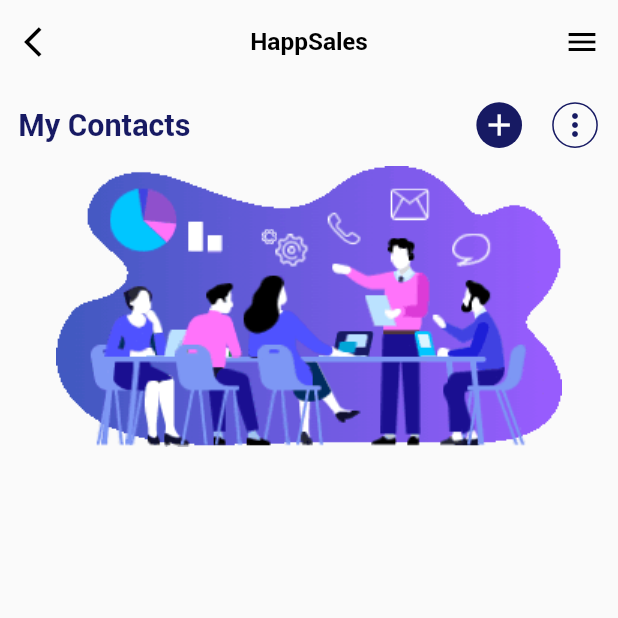
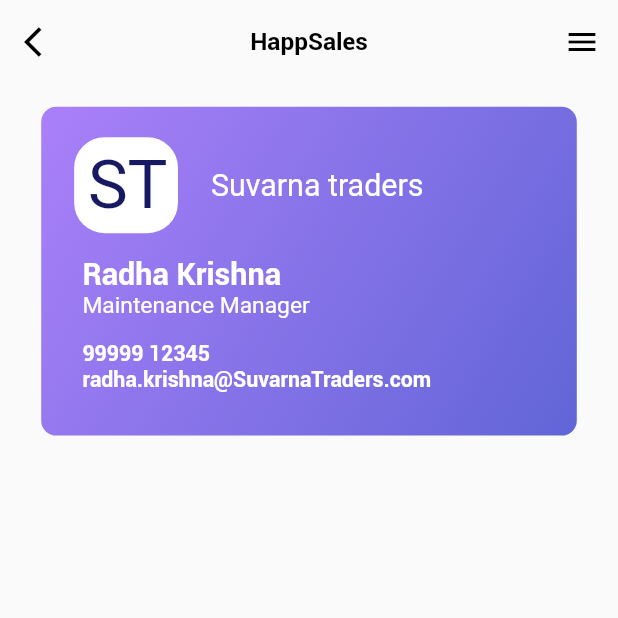
Before and after one commit to codewithjaspreet/happsales, a Flutter app: the screen it shows after launch, on a phone screen of 412 x 824 dp, the top half of it. Run offline on Flutter 3.47's test engine with Material 2 defaults, Android fonts, the phone set to English and light mode, and no system bars; our stand-ins replace awesome_dialog, bubble_tab_indicator, dio, dropdown_button2, flutter_screenutil, get and 4 more; accounts and stored records are empty; project files that could hold a hidden picture were left out.

Commit message:
detailing

```diff
--- a/lib/main.dart
+++ b/lib/main.dart
@@ -1,8 +1,10 @@
 import 'package:flutter/material.dart';
 import 'package:flutter_screenutil/flutter_screenutil.dart';
 import 'package:get/get_navigation/src/root/get_material_app.dart';
+import 'package:happsales_crm/view/menu/items/contacts/Details.dart';
 import 'package:happsales_crm/view/menu/items/contacts/add_contact.dart';
 import 'package:happsales_crm/view/menu/items/contacts/contact.dart';
+import 'package:happsales_crm/view/onboarding/splash_screen.dart';
 void main() {
   runApp(const MyApp());
 }
@@ -20,7 +22,7 @@
       builder: (context, a) {
         return   GetMaterialApp(
           debugShowCheckedModeBanner: false,
-          home: ContactPage(),
+          home: ContactDetails(),
         );
       },
     );
--- /dev/null
+++ b/lib/view/menu/items/contacts/Details.dart
@@ -0,0 +1,112 @@
+import 'package:flutter/cupertino.dart';
+import 'package:flutter/material.dart';
+import 'package:flutter_screenutil/flutter_screenutil.dart';
+import 'package:happsales_crm/utils/color.dart';
+import 'package:happsales_crm/view/menu/items/contacts/widgets/CustomAppBar.dart';
+
+class ContactDetails extends StatelessWidget {
+  const ContactDetails({Key? key}) : super(key: key);
+
+  @override
+  Widget build(BuildContext context) {
+    return Scaffold(
+      appBar: CustomAppBar(context),
+
+      body: Column(
+        children: [
+
+          Column(
+            mainAxisAlignment: MainAxisAlignment.start,
+            children: [
+              Container(
+                margin: EdgeInsets.symmetric(horizontal: 25.w,vertical: 15.h),
+
+                child: Column(
+                  crossAxisAlignment: CrossAxisAlignment.start,
+                  children: [
+                    Container(
+                      margin: EdgeInsets.only(top: 20.h , left: 20.w),
+                      child: Row(
+                        children: [
+                          Container(
+
+                            width: 63.w,
+                            height: 63.h,
+                            decoration: BoxDecoration(
+                              borderRadius: BorderRadius.circular(20.r),
+                              color: Colors.white,
+
+                            ),
+
+                            child: Container(
+                              margin: EdgeInsets.only(left: 2.w),
+                              child: Center(
+                                child: Text("ST",style: TextStyle(color: AppColors.primaryColor,fontSize: 44.sp),),
+                              ),
+                            ),
+                          ),
+                          Container(
+                            margin: EdgeInsets.only(left: 20.w),
+                            child:  Text("Suvarna traders",style: TextStyle(color: Colors.white,fontSize: 20.sp),),
+                          ),
+
+                        ],
+                      ),
+
+                    ),
+
+                    Container(
+                      margin: EdgeInsets.only(top: 15.h , left: 25.w),
+                      child: Column(
+                        crossAxisAlignment: CrossAxisAlignment.start,
+                        children: [
+                          Container(
+                            child: Text("Radha Krishna",style: TextStyle(color: Colors.white,fontSize: 20.sp,fontFamily: "roboto_bold"),),
+                          ),
+                          Container(
+                            child: Text("Maintenance Manager",style: TextStyle(color: Colors.white,fontSize: 15.sp),),
+                          ),
+                        ]
+                      ),
+                    ),
+
+                   Container(
+                      margin: EdgeInsets.only(top: 15.h , left: 25.w),
+                     child: Column(
+                       crossAxisAlignment: CrossAxisAlignment.start,
+                       children: [
+                         Container(
+                           child: Text("99999 12345",style: TextStyle(color: Colors.white,fontSize: 14.sp ,fontFamily: "roboto_bold"),),
+                         ),
+                         Container(
+                           child: Text("radha.krishna@SuvarnaTraders.com",style: TextStyle(color: Colors.white,fontSize: 14.sp ,fontFamily: "roboto_bold"),),
+                         ),
+                       ],
+                     ),
+                   )
+                  ],
+                ),
+                width: 337.w,
+                height: 216.h,
+                decoration: BoxDecoration(
+                    borderRadius: BorderRadius.circular(10.r),
+                  gradient: LinearGradient(
+                    begin: Alignment.topLeft,
+                    end: Alignment.bottomRight,
+                    colors: [
+                      Color(0xffAA80F9),
+                      Color(0xff6165D7),
+                    ],
+                  )
+
+
+
+                ),
+              ),
+            ],
+          )
+        ],
+      ),
+    );
+  }
+}
--- a/lib/view/menu/items/contacts/add_contact.dart
+++ b/lib/view/menu/items/contacts/add_contact.dart
@@ -6,6 +6,7 @@
 import 'package:get/get_core/src/get_main.dart';
 import 'package:happsales_crm/view/menu/items/contacts/widgets/AlertBox.dart';
 import 'package:happsales_crm/view/menu/items/contacts/widgets/BusinessCard.dart';
+import 'package:happsales_crm/view/menu/items/contacts/widgets/CustomAppBar.dart';
 import 'package:happsales_crm/view/menu/items/contacts/widgets/DropDown.dart';
 import 'package:happsales_crm/view/menu/items/contacts/widgets/DropDownInput.dart';
 import 'package:happsales_crm/view/menu/items/contacts/widgets/HDivider.dart';
@@ -22,36 +23,7 @@
   @override
   Widget build(BuildContext context) {
     return Scaffold(
-      appBar: AppBar(
-        elevation: 0,
-        backgroundColor: Colors.transparent,
-        title: Text(
-          "HappSales",
-          style: TextStyle(
-              color: Colors.black, fontSize: 16.sp, fontFamily: 'roboto_bold'),
-        ),
-        centerTitle: true,
-        leading: IconButton(
-          icon: const Icon(
-            Icons.arrow_back_ios,
-            color: Colors.black,
-          ),
-          onPressed: () {
-            Navigator.pop(context);
-          },
-        ),
-        actions: [
-          IconButton(
-            onPressed: () {
-              Get.to(() => Menu());
-            },
-            icon: const Icon(
-              Icons.menu,
-              color: Colors.black,
-            ),
-          ),
-        ],
-      ),
+      appBar: CustomAppBar(context),
 
       body:  SingleChildScrollView(
         child: Column(
@@ -136,6 +108,7 @@
       )
     );
   }
+
 
 
 }
--- a/lib/view/menu/items/contacts/contact.dart
+++ b/lib/view/menu/items/contacts/contact.dart
@@ -5,6 +5,8 @@
 import 'package:happsales_crm/view/menu/items/contacts/widgets/ContactRow.dart';
 import 'package:happsales_crm/view/menu/items/contacts/widgets/HelperRow.dart';
 import 'package:happsales_crm/viewmodels/contact_view_model.dart';
+
+import '../../menu.dart';
 
 class ContactPage extends StatefulWidget {
   @override
@@ -46,7 +48,9 @@
         ),
         actions: [
           IconButton(
-            onPressed: () {},
+            onPressed: () {
+              Get.to(() => Menu());
+            },
             icon: const Icon(
               Icons.menu,
               color: Colors.black,
@@ -66,31 +70,7 @@
               Image.asset("assets/contacts/contact_banner.png"),
 
               _buildEmployeeListView()
-              // Expanded
-              //     child: ListView.builder(
-              //   itemCount: contactController.contactList.length,
-              //   itemBuilder: (context, index) {
-              //     return Container(
-              //         padding: EdgeInsets.only(left: 14.sp, top: 20.h),
-              //         child: ContactRow(
-              //           firstName: contactController
-              //               .contactList[index].firstName
-              //               .toString(),
-              //           lastName: contactController
-              //               .contactList[index].lastName
-              //               .toString(),
-              //           employeeDesignation: contactController
-              //               .contactList[index].designation
-              //               .toString(),
-              //         ));
-              //   },
-              // ))
-              // Container(
-              //   padding: EdgeInsets.only( left : 14.sp,top: 20.h),
-              //     child: const ContactRow(firstName: 'Jaspreet'  , lastName: 'Singh' , employeeDesignation: "bc",)),
-              // Container(
-              //   padding: EdgeInsets.only( left : 14.sp,top: 20.h),
-              //     child: const ContactRow(firstName: 'Jaspreet'  , lastName: 'Singh' , employeeDesignation: "bc",)),
+
             ],
           ),
     );
@@ -150,7 +130,7 @@
                           )),
                     ),Container(
                       margin: EdgeInsets.only(left : 16.sp,top: 4.sp),
-                      child: Text(contactController.contactList[index].contactID.toString(),
+                      child: Text(contactController.contactList[index].contactCode.toString(),
                           style: TextStyle(
                               color: AppColors.primaryColor
                           )),
--- /dev/null
+++ b/lib/view/menu/items/contacts/widgets/CustomAppBar.dart
@@ -0,0 +1,41 @@
+
+import 'package:flutter/cupertino.dart';
+import 'package:flutter/material.dart';
+import 'package:flutter_screenutil/flutter_screenutil.dart';
+import 'package:get/get.dart';
+import 'package:get/get_core/src/get_main.dart';
+
+import '../../../menu.dart';
+
+AppBar CustomAppBar(BuildContext context) {
+  return AppBar(
+    elevation: 0,
+    backgroundColor: Colors.transparent,
+    title: Text(
+      "HappSales",
+      style: TextStyle(
+          color: Colors.black, fontSize: 16.sp, fontFamily: 'roboto_bold'),
+    ),
+    centerTitle: true,
+    leading: IconButton(
+      icon: const Icon(
+        Icons.arrow_back_ios,
+        color: Colors.black,
+      ),
+      onPressed: () {
+        Navigator.pop(context);
+      },
+    ),
+    actions: [
+      IconButton(
+        onPressed: () {
+          Get.to(() => Menu());
+        },
+        icon: const Icon(
+          Icons.menu,
+          color: Colors.black,
+        ),
+      ),
+    ],
+  );
+}
--- a/lib/view/menu/views/menu.dart
+++ b/lib/view/menu/views/menu.dart
@@ -1,6 +1,8 @@
 import 'package:flutter/material.dart';
 import 'package:flutter_screenutil/flutter_screenutil.dart';
+import 'package:get/get.dart';
 import 'package:google_fonts/google_fonts.dart';
+import 'package:happsales_crm/view/menu/items/contacts/contact.dart';
 class Menu extends StatelessWidget {
   const Menu({Key? key}) : super(key: key);
 
@@ -36,10 +38,18 @@
             mainAxisSpacing: 4.0,
             crossAxisSpacing: 8,
           ),
-          children:  const <Widget>[
+          children:   <Widget>[
             _buildGridItem(title : 'home', image: 'assets/home.png' ),
             _buildGridItem(title : 'Accounts', image: 'assets/accounts.png' ),
-            _buildGridItem(title : 'Contacts', image: 'assets/contacts.png' ),
+
+            GestureDetector(
+
+              child:             _buildGridItem(title : 'Contacts', image: 'assets/contacts.png' ),
+              onTap: () {
+                Get.to(ContactPage());
+              },
+            ),
+
             _buildGridItem(title : 'Opportunities', image: 'assets/opportunities.png' ),
             _buildGridItem(title : 'Activities', image: 'assets/activities.png' ),
             _buildGridItem(title : 'Resources', image: 'assets/resources.png' ),
```
Also changed, not shown: 1 other file.
